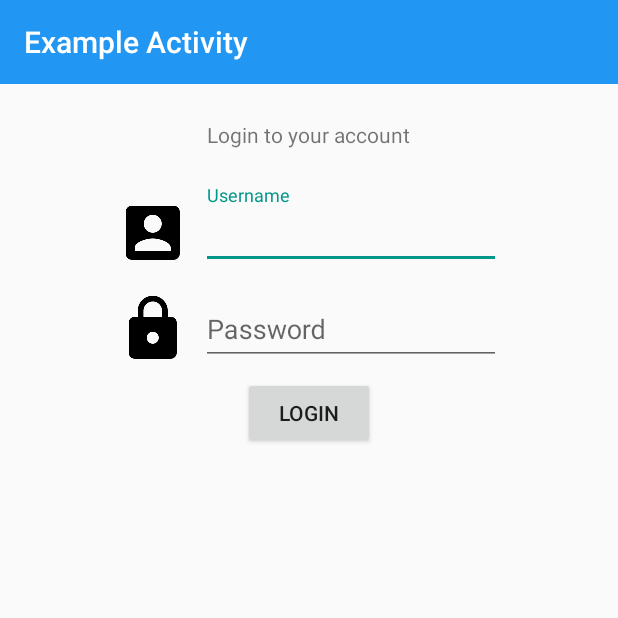
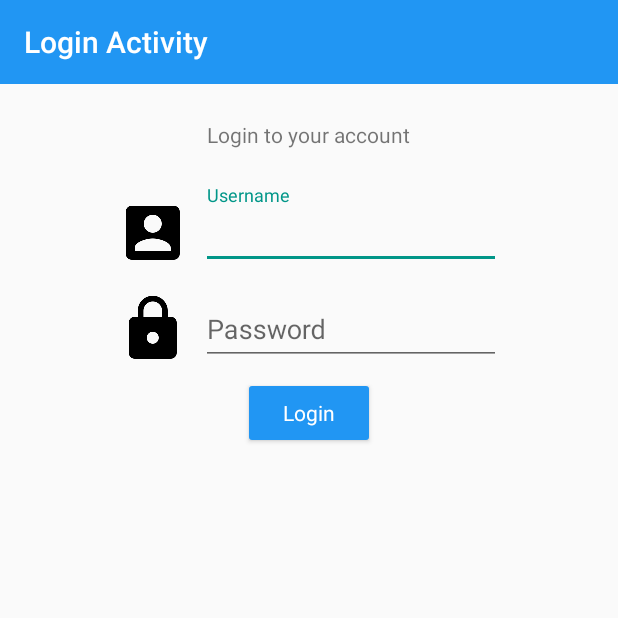
Before and after one commit to CoreProc/kitchen-material, an Android app: the screen it shows after launch (LoginActivity), on a phone screen of 412 x 824 dp, the top half of it. Run offline under Robolectric (Android 15) with nearby library versions, the phone set to English and light mode, and no system bars; our stand-ins replace ButterKnife; libraries missing offline, so code that uses them is left out: com.activeandroid; 1 statement that could not run was skipped.

Commit message:
material button style Button.Primary Button.Danger

```diff
--- a/app/src/main/AndroidManifest.xml
+++ b/app/src/main/AndroidManifest.xml
@@ -42,7 +42,7 @@
 
         <activity
             android:name=".activities.LoginActivity"
-            android:label="@string/activity_title_example"
+            android:label="@string/activity_title_login"
             android:screenOrientation="portrait"/>
 
     </application>
--- a/app/src/main/java/ph/coreproc/android/kitchenmaterial/activities/LoginActivity.java
+++ b/app/src/main/java/ph/coreproc/android/kitchenmaterial/activities/LoginActivity.java
@@ -29,7 +29,7 @@ public class LoginActivity extends BaseActivity {
     }
 
     @OnClick(R.id.btnLogin)
-    private void login() {
+    public void login() {
         String username = etUsername.getText().toString();
         String password = etPassword.getText().toString();
 
--- /dev/null
+++ b/app/src/main/res/drawable-v21/button_danger.xml
@@ -0,0 +1,5 @@
+<?xml version="1.0" encoding="utf-8"?>
+<ripple xmlns:android="http://schemas.android.com/apk/res/android"
+    android:color="?attr/colorControlHighlight">
+    <item android:drawable="@drawable/button_material_shape_danger" />
+</ripple>
--- /dev/null
+++ b/app/src/main/res/drawable-v21/button_primary.xml
@@ -0,0 +1,5 @@
+<?xml version="1.0" encoding="utf-8"?>
+<ripple xmlns:android="http://schemas.android.com/apk/res/android"
+    android:color="?attr/colorControlHighlight">
+    <item android:drawable="@drawable/button_material_shape_primary" />
+</ripple>
--- /dev/null
+++ b/app/src/main/res/drawable/button_material_shape_primary.xml
@@ -0,0 +1,16 @@
+<?xml version="1.0" encoding="utf-8"?>
+<inset xmlns:android="http://schemas.android.com/apk/res/android"
+    android:insetBottom="@dimen/button_inset_vertical_material"
+    android:insetLeft="@dimen/button_inset_horizontal_material"
+    android:insetRight="@dimen/button_inset_horizontal_material"
+    android:insetTop="@dimen/button_inset_vertical_material">
+    <shape android:shape="rectangle">
+        <corners android:radius="@dimen/control_corner_material" />
+        <solid android:color="@color/button_primary_background" />
+        <padding
+            android:bottom="@dimen/button_padding_vertical_material"
+            android:left="@dimen/button_padding_horizontal_material"
+            android:right="@dimen/button_padding_horizontal_material"
+            android:top="@dimen/button_padding_vertical_material" />
+    </shape>
+</inset>
--- /dev/null
+++ b/app/src/main/res/drawable/button_primary.xml
@@ -0,0 +1,57 @@
+<?xml version="1.0" encoding="utf-8"?>
+<selector xmlns:android="http://schemas.android.com/apk/res/android">
+
+    <!-- pressed state -->
+    <item android:state_pressed="true">
+        <inset xmlns:android="http://schemas.android.com/apk/res/android"
+            android:insetLeft="@dimen/button_inset_horizontal_material"
+            android:insetTop="@dimen/button_inset_vertical_material"
+            android:insetRight="@dimen/button_inset_horizontal_material"
+            android:insetBottom="@dimen/button_inset_vertical_material">
+            <shape android:shape="rectangle">
+                <corners android:radius="@dimen/control_corner_material" />
+                <solid android:color="@color/button_primary_background_pressed" />
+                <padding android:left="@dimen/button_padding_horizontal_material"
+                    android:top="@dimen/button_padding_vertical_material"
+                    android:right="@dimen/button_padding_horizontal_material"
+                    android:bottom="@dimen/button_padding_vertical_material" />
+            </shape>
+        </inset>
+    </item>
+
+    <!-- focused state -->
+    <item android:state_focused="true">
+        <inset xmlns:android="http://schemas.android.com/apk/res/android"
+            android:insetLeft="@dimen/button_inset_horizontal_material"
+            android:insetTop="@dimen/button_inset_vertical_material"
+            android:insetRight="@dimen/button_inset_horizontal_material"
+            android:insetBottom="@dimen/button_inset_vertical_material">
+            <shape android:shape="rectangle">
+                <corners android:radius="@dimen/control_corner_material" />
+                <solid android:color="@color/button_primary_background_focused" />
+                <padding android:left="@dimen/button_padding_horizontal_material"
+                    android:top="@dimen/button_padding_vertical_material"
+                    android:right="@dimen/button_padding_horizontal_material"
+                    android:bottom="@dimen/button_padding_vertical_material" />
+            </shape>
+        </inset>
+    </item>
+
+    <!-- normal state -->
+    <item>
+        <inset xmlns:android="http://schemas.android.com/apk/res/android"
+            android:insetLeft="@dimen/button_inset_horizontal_material"
+            android:insetTop="@dimen/button_inset_vertical_material"
+            android:insetRight="@dimen/button_inset_horizontal_material"
+            android:insetBottom="@dimen/button_inset_vertical_material">
+            <shape android:shape="rectangle">
+                <corners android:radius="@dimen/control_corner_material" />
+                <solid android:color="@color/button_primary_background" />
+                <padding android:left="@dimen/button_padding_horizontal_material"
+                    android:top="@dimen/button_padding_vertical_material"
+                    android:right="@dimen/button_padding_horizontal_material"
+                    android:bottom="@dimen/button_padding_vertical_material" />
+            </shape>
+        </inset>
+    </item>
+</selector>
--- a/app/src/main/res/layout/activity_login.xml
+++ b/app/src/main/res/layout/activity_login.xml
@@ -75,6 +75,7 @@
 
     <Button
         android:id="@+id/btnLogin"
+        style="@style/Button.Primary"
         android:layout_width="wrap_content"
         android:layout_height="wrap_content"
         android:layout_gravity="center_horizontal"
--- a/app/src/main/res/values/colors.xml
+++ b/app/src/main/res/values/colors.xml
@@ -10,4 +10,14 @@
     <color name="divider">#B6B6B6</color>
     <color name="text_icon">#FFFFFF</color>
 
+    <color name="button_primary_background">@color/primary</color>
+    <color name="button_primary_background_pressed">@color/primary_dark</color>
+    <color name="button_primary_background_focused">@color/primary_dark</color>
+    <color name="button_primary_text">#FFFFFF</color>
+
+    <color name="button_danger_background">#E57373</color>
+    <color name="button_danger_background_pressed">#F44336</color>
+    <color name="button_danger_background_focused">#F44336</color>
+    <color name="button_danger_text">#000000</color>
+
 </resources>
--- a/app/src/main/res/values/dimens.xml
+++ b/app/src/main/res/values/dimens.xml
@@ -5,4 +5,10 @@
     <dimen name="spacing_medium">16dp</dimen>
     <dimen name="spacing_large">24dp</dimen>
 
+    <dimen name="button_inset_vertical_material">6dp</dimen>
+    <dimen name="button_inset_horizontal_material">4dp</dimen>
+    <dimen name="control_corner_material">2dp</dimen>
+    <dimen name="button_padding_vertical_material">4dp</dimen>
+    <dimen name="button_padding_horizontal_material">8dp</dimen>
+
 </resources>
--- a/app/src/main/res/values/strings.xml
+++ b/app/src/main/res/values/strings.xml
@@ -2,6 +2,7 @@
     <string name="app_name">KitchenMaterial</string>
 
     <string name="activity_title_example">Example Activity</string>
+    <string name="activity_title_login">Login Activity</string>
 
     <string name="dialog_action_ok">OK</string>
     <string name="dialog_action_cancel">CANCEL</string>
--- /dev/null
+++ b/app/src/main/res/values/styles.xml
@@ -0,0 +1,14 @@
+<?xml version="1.0" encoding="utf-8"?>
+<resources>
+
+    <style name="Button.Primary" parent="android:Widget.Button">
+        <item name="android:background">@drawable/button_primary</item>
+        <item name="android:textColor">@color/button_primary_text</item>
+    </style>
+
+    <style name="Button.Danger" parent="android:Widget.Button">
+        <item name="android:background">@drawable/button_danger</item>
+        <item name="android:textColor">@color/button_danger_text</item>
+    </style>
+
+</resources>
```
Also changed, not shown: app/src/main/res/drawable/button_danger.xml (added, +57 -0 lines), app/src/main/res/drawable/button_material_shape_danger.xml (added, +16 -0 lines).
